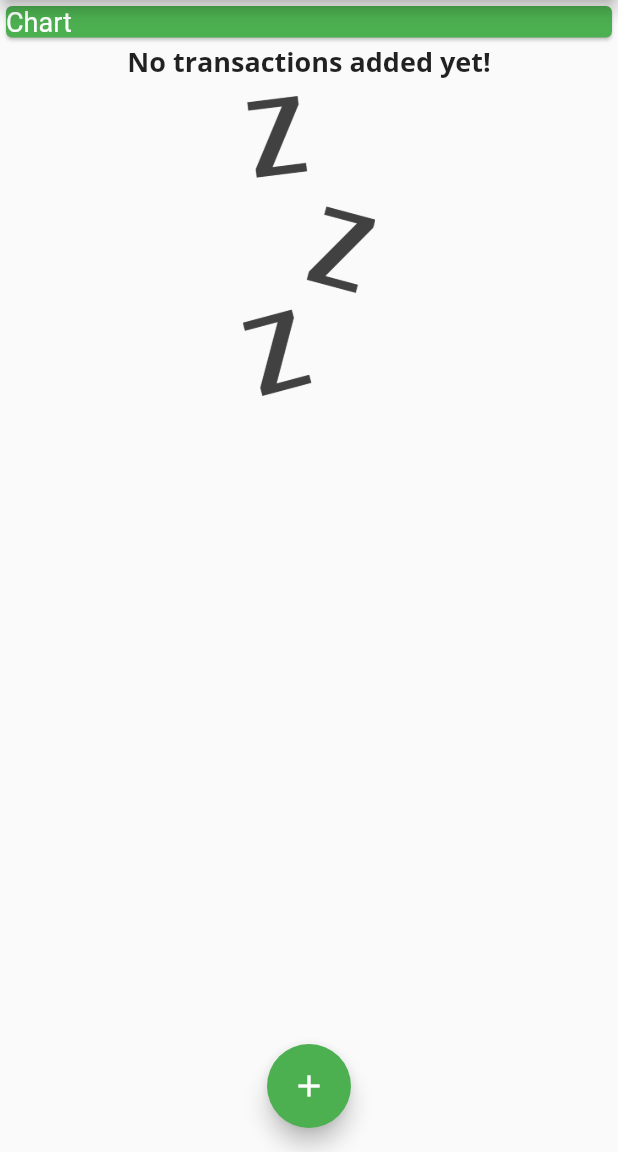
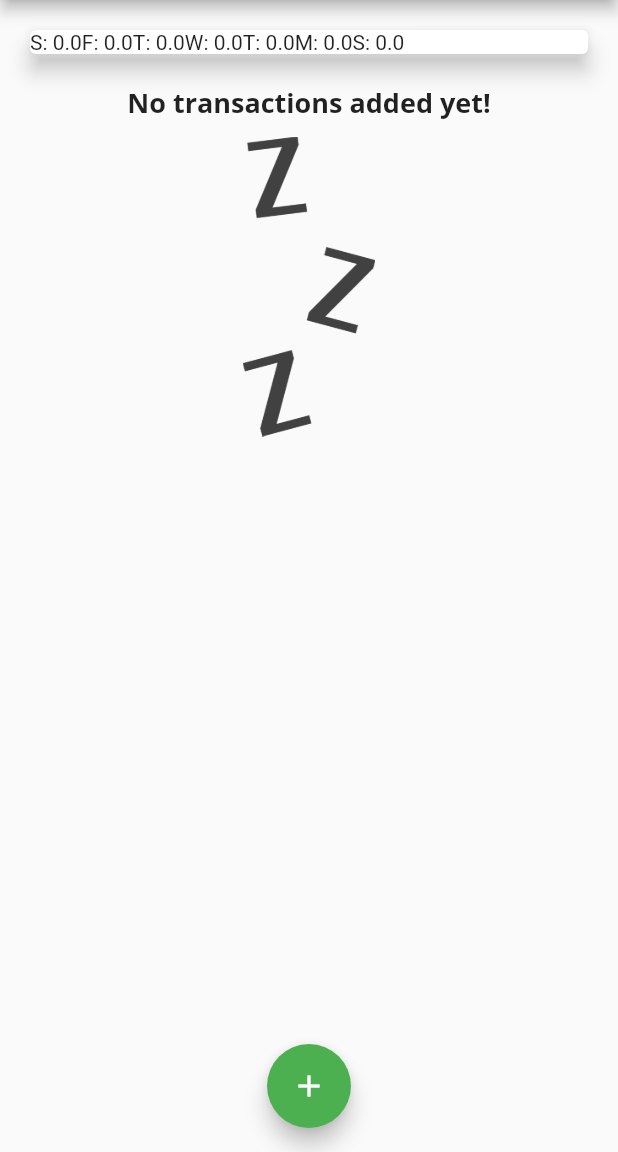
Before and after one commit to HeshmatGhaffariHadid/Expense-Recorder, a Flutter app: the screen it shows after launch, on a phone screen of 412 x 824 dp, the part 84-1236 px from its top. Run offline on Flutter 3.47's test engine with Material 2 defaults, Android fonts, the phone set to English and light mode, and no system bars.

Commit message:
Chart designed and applied

```diff
--- /dev/null
+++ b/lib/chart.dart
@@ -0,0 +1,44 @@
+import 'package:flutter/material.dart';
+import 'package:intl/intl.dart';
+
+import 'models/transaction.dart';
+
+class Chart extends StatelessWidget {
+  final List<Transaction> recentTransaction;
+
+  Chart(this.recentTransaction);
+
+  List<Map<String, Object>> get groupedTransactionValues {
+    return List.generate(7, (index) {
+      final weekDay = DateTime.now().subtract(
+        Duration(days: index),
+      );
+      var totalSum = 0.0;
+
+      for (var i = 0; i < recentTransaction.length; i++) {
+        if (recentTransaction[i].date.day == weekDay.day &&
+            recentTransaction[i].date.month == weekDay.month &&
+            recentTransaction[i].date.year == weekDay.year) {
+          totalSum += recentTransaction[i].amount;
+        }
+      }
+      return {
+        'day': DateFormat.E().format(weekDay).substring(0, 1),
+        'amount': totalSum
+      };
+    });
+  }
+
+  @override
+  Widget build(BuildContext context) {
+    return Card(
+      elevation: 6,
+      margin: EdgeInsets.all(20),
+      child: Row(
+        children: groupedTransactionValues.map((data){
+          return Text('${data['day']}: ${data['amount']}');
+        }).toList(),
+      ),
+    );
+  }
+}
--- a/lib/main.dart
+++ b/lib/main.dart
@@ -1,6 +1,7 @@
 import 'package:expence_palnner/widgets/new_transaction.dart';
 import 'package:expence_palnner/widgets/transaction_list.dart';
 import 'package:flutter/material.dart';
+import 'chart.dart';
 import 'models/transaction.dart';
 
 void main() => runApp(MyApp());
@@ -36,19 +37,15 @@
     //   amount: 40,
     //   date: DateTime.now(),
     // ),
-    // Transaction(
-    //   id: 't2',
-    //   title: 'Watermelon',
-    //   amount: 21.97,
-    //   date: DateTime.now(),
-    // ),
-    // Transaction(
-    //   id: 't3',
-    //   title: 'Apple',
-    //   amount: 27.74,
-    //   date: DateTime.now(),
-    // ),
   ];
+
+   List<Transaction> get _recentTransactions{
+     return  _userTransactions.where((tx){
+       return tx.date.isAfter(DateTime.now().subtract(Duration(days: 7),
+       ),
+       );
+     }).toList();
+}
 
   void _addNewTransaction(String txTitle, double txAmount) {
     final newTx = Transaction(
@@ -95,19 +92,7 @@
       body: SingleChildScrollView(
         child: Column(
           children: [
-            Card(
-              color: Theme.of(context).primaryColor,
-              child: Container(
-                width: double.infinity,
-                child: const Text(
-                  'Chart',
-                  style: TextStyle(
-                    fontSize: 18,
-                    color: Colors.white,
-                  ),
-                ),
-              ),
-            ),
+            Chart(_recentTransactions),
             TransactionList(_userTransactions),
           ],
         ),
```
Also changed, not shown: lib/chart_bar.dart (added, +26 -0 lines).
